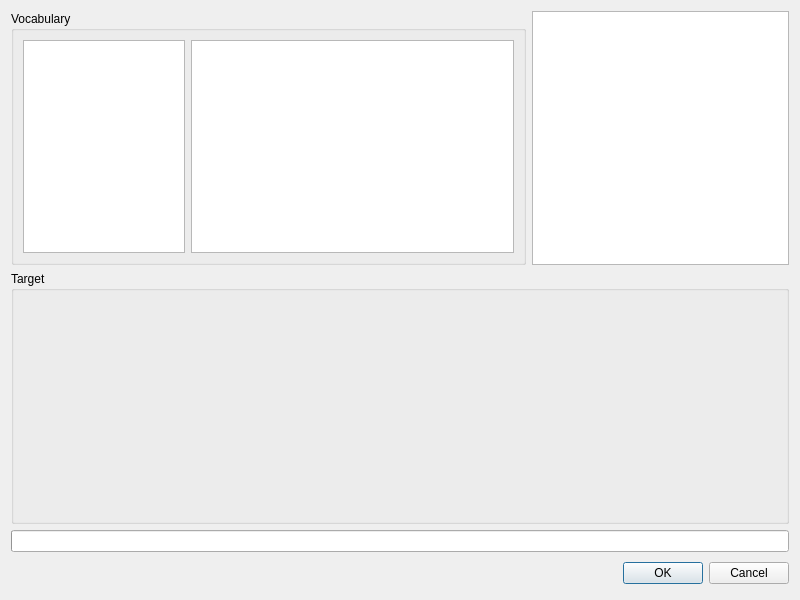
Above: source/vocabularymanagerdialog/wordsexportdialog.ui from martin-kudlicka/vocabulary-master before the change. Below: the same form after it.
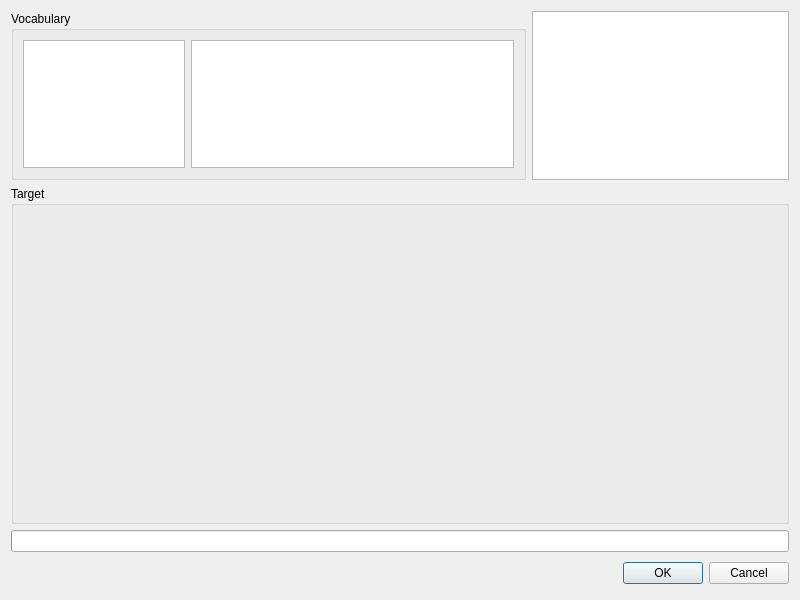
That is the form after the change.

Commit message: * size policy modified

The edit to the form file:
```diff
--- a/source/vocabularymanagerdialog/wordsexportdialog.ui
+++ b/source/vocabularymanagerdialog/wordsexportdialog.ui
@@ -15,7 +15,17 @@
   </property>
   <layout class="QVBoxLayout" name="verticalLayout">
    <item>
+    <widget class="QWidget" name="widget" native="true">
+     <property name="sizePolicy">
+      <sizepolicy hsizetype="Preferred" vsizetype="Preferred">
+       <horstretch>0</horstretch>
+       <verstretch>1</verstretch>
+      </sizepolicy>
+     </property>
     <layout class="QHBoxLayout" name="horizontalLayout_2">
+      <property name="margin">
+       <number>0</number>
+      </property>
      <item>
       <widget class="QGroupBox" name="groupBox">
        <property name="sizePolicy">
@@ -77,9 +87,16 @@
       </widget>
      </item>
     </layout>
+    </widget>
    </item>
    <item>
     <widget class="QGroupBox" name="qgbTarget">
+     <property name="sizePolicy">
+      <sizepolicy hsizetype="Preferred" vsizetype="Preferred">
+       <horstretch>0</horstretch>
+       <verstretch>2</verstretch>
+      </sizepolicy>
+     </property>
      <property name="title">
       <string>Target</string>
      </property>
```
Lines whose indentation alone changed are shown as unchanged.
